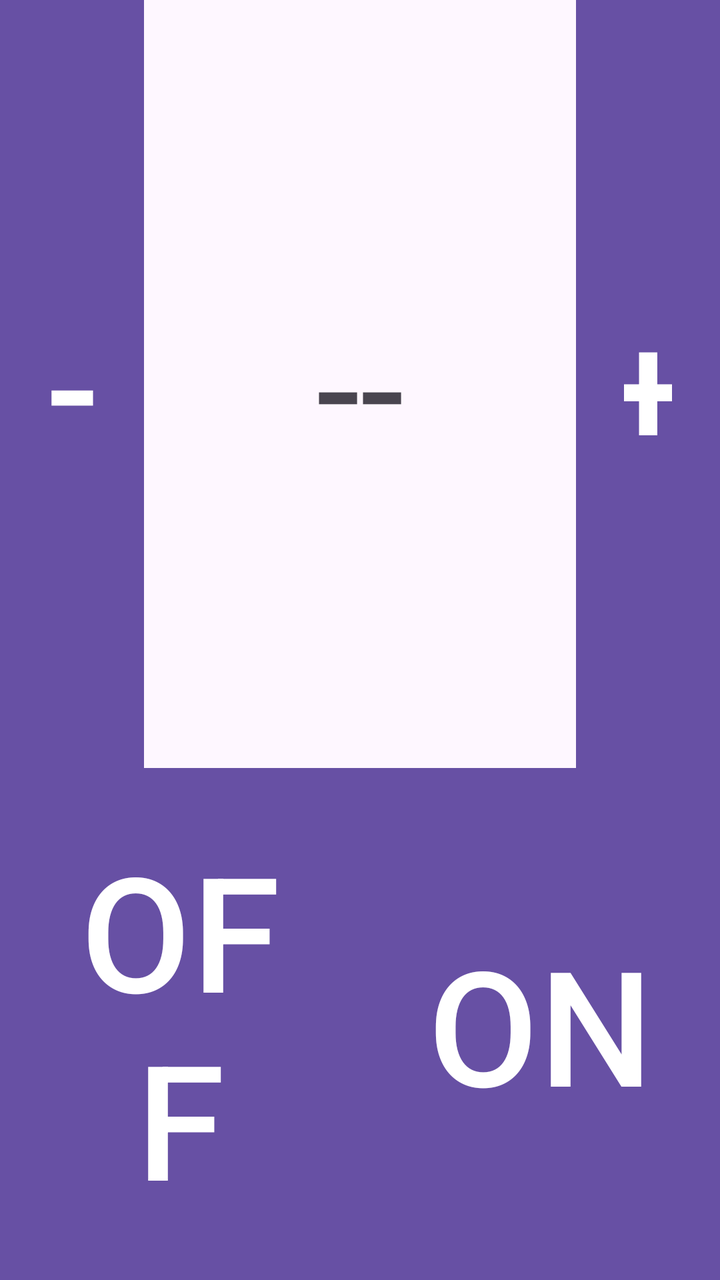
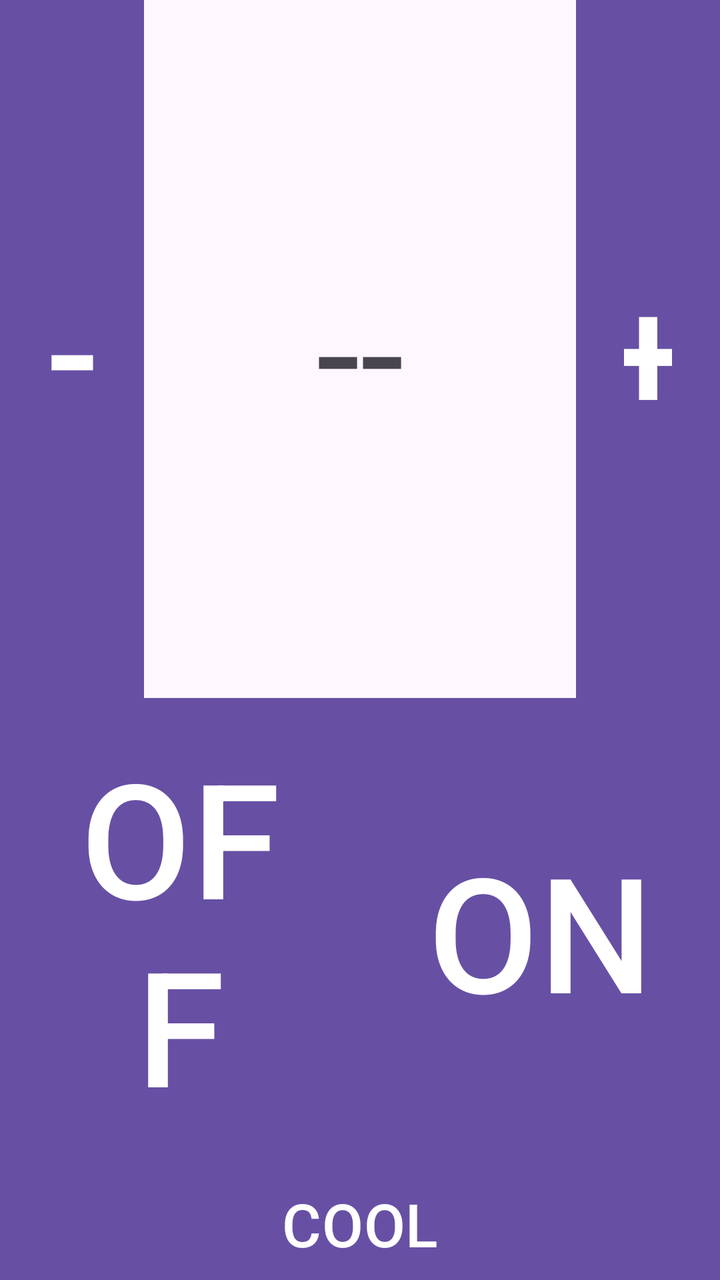

Screens rendered from an Android XML layout before and after an edit, with the pre-edit source and the edit as a unified diff.
<!-- AndroidManifest.xml: application theme Theme.ACRemote -->
<!-- res/layout/activity_main.xml -->
<?xml version="1.0" encoding="utf-8"?>
<android.widget.LinearLayout android:orientation="vertical"
    android:weightSum="10"
    xmlns:android="http://schemas.android.com/apk/res/android"
    xmlns:app="http://schemas.android.com/apk/res-auto"
    xmlns:tools="http://schemas.android.com/tools"
    android:id="@+id/main"
    android:layout_width="match_parent"
    android:layout_height="match_parent"
    tools:context=".MainActivity">

    <LinearLayout
        android:layout_weight="6"
        android:weightSum="5"
        android:layout_width="match_parent"
        android:layout_height="0dp"
        android:orientation="horizontal">


        <Button android:layout_weight="1"
            android:id="@+id/btnMButton"
            android:layout_width="0dp"
            android:layout_height="match_parent"
            android:text="-"
            android:textSize="80dp"
            android:background="@color/black"
            />


        <TextView android:layout_weight="3"
            android:id="@+id/tvTemp"
            android:layout_width="0dp"
            android:layout_height="match_parent"
            android:text="--"
            android:textSize="80dp"
            android:gravity="center"/>

        <Button android:layout_weight="1"
            android:id="@+id/btnPbutton"
            android:layout_width="0dp"
            android:layout_height="match_parent"
            android:text="+"
            android:textSize="80dp"
            android:background="@color/black"/>

    </LinearLayout>

    <LinearLayout android:layout_weight="4" android:weightSum="2"
        android:layout_width="match_parent"
        android:layout_height="0dp"
        android:orientation="horizontal">


        <Button android:layout_weight="1"
            android:id="@+id/btnOffbutton"
            android:layout_width="0dp"
            android:layout_height="match_parent"
            android:text="OFF"
            android:textSize="80dp"
            android:background="@color/black"/>

        <Button android:layout_weight="1"
            android:id="@+id/btnOnButton"
            android:layout_width="0dp"
            android:layout_height="match_parent"
            android:text="ON"
            android:textSize="80dp"
            android:background="@color/black"/>
    </LinearLayout>

</android.widget.LinearLayout>
<!-- resources referenced by this layout -->
<resources>
  <color name="black">#FF000000</color>
  <style name="Theme.ACRemote" parent="Base.Theme.ACRemote" />
  <style name="Base.Theme.ACRemote" parent="Theme.Material3.DayNight.NoActionBar">
          
          
      </style>
</resources>

<!-- the commit's change to res/layout/activity_main.xml (unified diff, before → after) -->
@@ -1,6 +1,6 @@
 <?xml version="1.0" encoding="utf-8"?>
 <android.widget.LinearLayout android:orientation="vertical"
-    android:weightSum="10"
+    android:weightSum="11"
     xmlns:android="http://schemas.android.com/apk/res/android"
     xmlns:app="http://schemas.android.com/apk/res-auto"
     xmlns:tools="http://schemas.android.com/tools"
@@ -68,4 +68,14 @@
             android:background="@color/black"/>
     </LinearLayout>
 
+    <Button
+        android:layout_weight="1"
+        android:id="@+id/btnColdButton"
+        android:layout_width="match_parent"
+        android:layout_height="0dp"
+        android:text="COOL"
+        android:textSize="30dp"
+        android:background="@color/black"
+        />
+
 </android.widget.LinearLayout>
